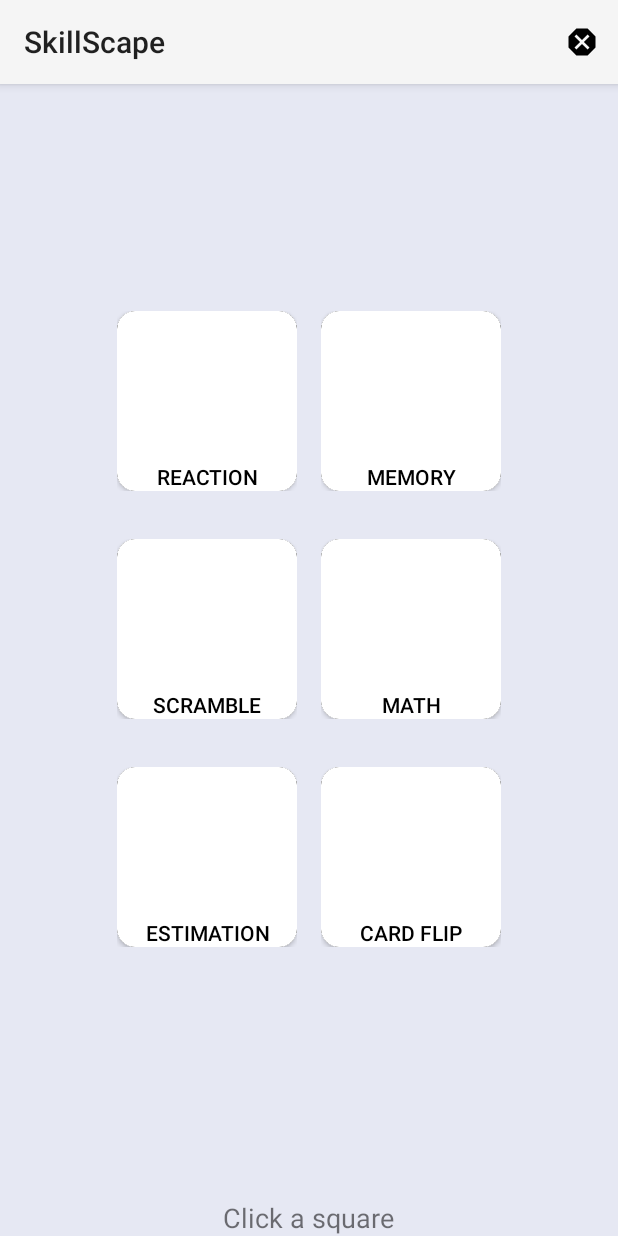
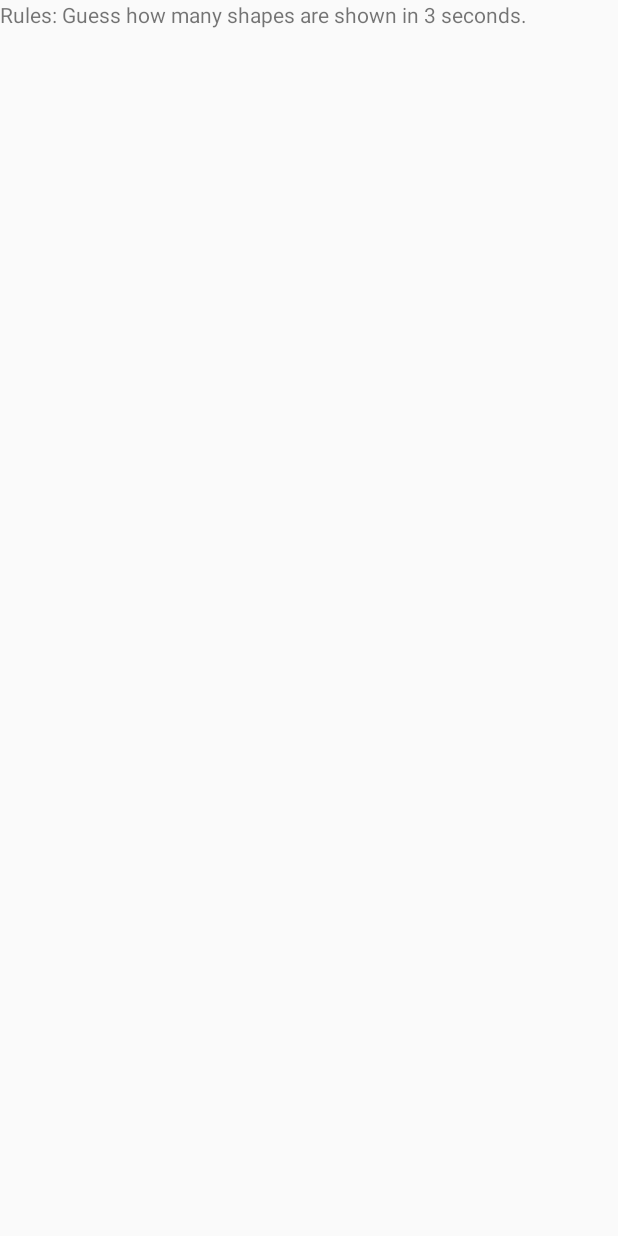
Before and after one commit to joshuaj0421/SkillScape, an Android app built with Jetpack Compose: the screen it shows after launch once a user with an empty profile is signed in (GamePickerActivity before the commit, EstimationGameActivity after it), after a tap on "ESTIMATION", on a phone screen of 412 x 824 dp. Run offline under Robolectric (Android 15) with nearby library versions, the light colour scheme and no system bars; our stand-ins replace Firebase (no records; nobody signed in at launch, a user with empty details on screens opened directly).

Commit message:
Estimation Game Activity

```diff
--- a/app/src/main/AndroidManifest.xml
+++ b/app/src/main/AndroidManifest.xml
@@ -41,6 +41,10 @@
             android:name=".MemorySequenceActivity"
             android:theme="@style/Theme.SkillScape">
         </activity>
+        <activity
+            android:name=".EstimationGameActivity"
+            android:theme="@style/Theme.SkillScape">
+        </activity>
     </application>
 
 </manifest>
--- /dev/null
+++ b/app/src/main/java/edu/uark/joshuaj/skillscape/EstimationGameActivity.kt
@@ -0,0 +1,220 @@
+package edu.uark.joshuaj.skillscape
+
+import android.os.Bundle
+import android.os.CountDownTimer
+import android.widget.*
+import androidx.appcompat.app.AlertDialog
+import androidx.appcompat.app.AppCompatActivity
+import kotlin.random.Random
+
+class EstimationGameActivity : AppCompatActivity() {
+
+    private lateinit var shapesContainer: FrameLayout
+    private lateinit var questionTextView: TextView
+    private lateinit var answerEditText: EditText
+    private lateinit var submitButton: Button
+    private lateinit var rulesTextView: TextView
+    private var targetShapeCount = 0
+
+    private var totalShapes = 0
+    private var targetShape: String = ""
+    private var isGameOver = false
+    private var currentRound = 1
+    private val totalRounds = 3
+    private var score = 0
+
+    override fun onCreate(savedInstanceState: Bundle?) {
+        super.onCreate(savedInstanceState)
+        setContentView(R.layout.activity_estimation_game)
+
+        shapesContainer = findViewById(R.id.shapesContainer)
+        questionTextView = findViewById(R.id.questionTextView)
+        answerEditText = findViewById(R.id.answerEditText)
+        submitButton = findViewById(R.id.submitButton)
+        rulesTextView = findViewById(R.id.rulesTextView)
+
+        showRulesPopup()
+
+        submitButton.setOnClickListener {
+            val userAnswer = answerEditText.text.toString()
+            if (userAnswer.isNotEmpty()) {
+                val userGuess = userAnswer.toInt()
+                val difference = kotlin.math.abs(userGuess - targetShapeCount) // Calculate the difference
+                val pointsAwarded = kotlin.math.max(10 - (difference * 2), 0) // Deduct 2 points per difference, min 0
+
+                // Update the total score
+                score += pointsAwarded
+
+                // Show a popup with the result
+                AlertDialog.Builder(this)
+                    .setTitle("Your Guess")
+                    .setMessage("You guessed $userGuess.\nThe correct answer was $targetShapeCount.\nYou earned $pointsAwarded points!")
+                    .setPositiveButton("OK") { dialog, _ ->
+                        // Clear input and hide UI elements
+                        answerEditText.text.clear()
+                        questionTextView.visibility = TextView.GONE
+                        answerEditText.visibility = EditText.GONE
+                        submitButton.visibility = Button.GONE
+
+                        // Check if there are more rounds or end the game
+                        if (currentRound < totalRounds) {
+                            currentRound++
+                            startGame()
+                        } else {
+                            showGameOverDialog()
+                        }
+
+                        dialog.dismiss() // Close the dialog
+                    }
+                    .setCancelable(false)
+                    .show()
+            }
+        }
+    }
+
+    private fun showRulesPopup() {
+        rulesTextView.visibility = TextView.VISIBLE
+
+        AlertDialog.Builder(this)
+            .setTitle("Game Rules")
+            .setMessage(
+                "A random number of shapes will appear for 3 seconds. Guess how many of a specific shape were displayed.\n\n" +
+                        "Scoring:\n" +
+                        "- Correct answer: 10 points\n" +
+                        "- 1 away: 8 points\n" +
+                        "- 2 away: 6 points\n" +
+                        "- 3 away: 4 points\n" +
+                        "- 4 away: 2 points\n" +
+                        "- More than 4 away: 0 points\n\n" +
+                        "You will play $totalRounds rounds. Try to get the highest score possible!"
+            )
+            .setPositiveButton("Start Game") { _, _ ->
+                rulesTextView.visibility = TextView.GONE
+                startGame()
+            }
+            .setCancelable(false)
+            .show()
+    }
+
+    private fun startGame() {
+        if (isGameOver) return
+
+        val numberOfShapes = Random.nextInt(14, 25)
+        totalShapes = numberOfShapes
+        targetShape = listOf("circle", "square", "triangle").random()
+
+        generateShapes(numberOfShapes)
+
+        object : CountDownTimer(3000, 1000) {
+            override fun onTick(millisUntilFinished: Long) {}
+            override fun onFinish() {
+                shapesContainer.removeAllViews()
+                questionTextView.text = "How many $targetShape(s) were on the screen?"
+                questionTextView.visibility = TextView.VISIBLE
+                answerEditText.visibility = EditText.VISIBLE
+                submitButton.visibility = Button.VISIBLE
+            }
+        }.start()
+    }
+
+    private fun generateShapes(numberOfShapes: Int) {
+        shapesContainer.removeAllViews()
+
+        val placedShapes = mutableListOf<Pair<Int, Int>>() // List to track the positions of shapes
+        targetShapeCount = 0 // Reset target shape count
+
+        for (i in 0 until numberOfShapes) {
+            val shapeType = listOf("circle", "square", "triangle").random()
+            val shapeView = when (shapeType) {
+                "circle" -> createCircle()
+                "square" -> createSquare()
+                "triangle" -> createTriangle()
+                else -> createCircle()
+            }
+
+            if (shapeType == targetShape) {
+                targetShapeCount++ // Increment if it matches the target shape
+            }
+
+            var xPos: Int
+            var yPos: Int
+            var tries = 0
+
+            do {
+                xPos = Random.nextInt(0, shapesContainer.width - 100)
+                yPos = Random.nextInt(0, shapesContainer.height - 100)
+                tries++
+            } while (overlapsWithExistingShapes(xPos, yPos, placedShapes) && tries < 100)
+
+            if (tries == 100) {
+                // Break the loop to avoid infinite attempts in small spaces
+                break
+            }
+
+            placedShapes.add(Pair(xPos, yPos)) // Save the new shape's position
+
+            val params = FrameLayout.LayoutParams(100, 100).apply {
+                leftMargin = xPos
+                topMargin = yPos
+            }
+            shapeView.layoutParams = params
+
+            shapesContainer.addView(shapeView)
+        }
+    }
+
+    private fun overlapsWithExistingShapes(x: Int, y: Int, placedShapes: List<Pair<Int, Int>>): Boolean {
+        val shapeSize = 100 // Assuming shapes are 100x100
+        for ((existingX, existingY) in placedShapes) {
+            if (x < existingX + shapeSize &&
+                x + shapeSize > existingX &&
+                y < existingY + shapeSize &&
+                y + shapeSize > existingY
+            ) {
+                return true
+            }
+        }
+        return false
+    }
+
+    private fun createCircle(): ImageView {
+        val circle = ImageView(this)
+        circle.setImageResource(R.drawable.circle_shape)
+        return circle
+    }
+
+    private fun createSquare(): ImageView {
+        val square = ImageView(this)
+        square.setImageResource(R.drawable.square_shape)
+        return square
+    }
+
+    private fun createTriangle(): ImageView {
+        val triangle = ImageView(this)
+        triangle.setImageResource(R.drawable.triangle_shape)
+        return triangle
+    }
+
+    private fun showGameOverDialog() {
+        isGameOver = true
+
+        AlertDialog.Builder(this)
+            .setTitle("Game Over")
+            .setMessage("Your total score is $score points!")
+            .setPositiveButton("Play Again") { _, _ ->
+                restartGame()
+            }
+            .setNegativeButton("Exit") { _, _ ->
+                finish()
+            }
+            .setCancelable(false)
+            .show()
+    }
+
+    private fun restartGame() {
+        isGameOver = false
+        currentRound = 1
+        score = 0
+        startGame()
+    }
+}
--- a/app/src/main/java/edu/uark/joshuaj/skillscape/GamePickerActivity.kt
+++ b/app/src/main/java/edu/uark/joshuaj/skillscape/GamePickerActivity.kt
@@ -53,8 +53,11 @@ class GamePickerActivity : AppCompatActivity() {
             startActivity(intent)
         }
         square5.setOnClickListener {
+            val intent = Intent(this, EstimationGameActivity::class.java)
+            startActivity(intent)
         }
         square6.setOnClickListener {
+
         }
     }
 
--- /dev/null
+++ b/app/src/main/res/drawable/circle_shape.xml
@@ -0,0 +1,4 @@
+<shape xmlns:android="http://schemas.android.com/apk/res/android">
+    <solid android:color="#FF0000"/>
+    <corners android:radius="1in"/>
+</shape>
--- /dev/null
+++ b/app/src/main/res/drawable/square_shape.xml
@@ -0,0 +1,3 @@
+<shape xmlns:android="http://schemas.android.com/apk/res/android">
+    <solid android:color="#00FF00"/>
+</shape>
--- /dev/null
+++ b/app/src/main/res/drawable/triangle_shape.xml
@@ -0,0 +1,11 @@
+<?xml version="1.0" encoding="utf-8"?>
+<vector xmlns:android="http://schemas.android.com/apk/res/android"
+    android:width="100dp"
+    android:height="100dp"
+    android:viewportWidth="100"
+    android:viewportHeight="100">
+
+    <path
+        android:fillColor="@color/teal_200"
+        android:pathData="M50,0 L100,100 L0,100 Z" />
+</vector>
--- /dev/null
+++ b/app/src/main/res/layout/activity_estimation_game.xml
@@ -0,0 +1,52 @@
+<?xml version="1.0" encoding="utf-8"?>
+<RelativeLayout xmlns:android="http://schemas.android.com/apk/res/android"
+    android:layout_width="match_parent"
+    android:layout_height="match_parent">
+
+    <!-- Popup Rule dialog view -->
+    <TextView
+        android:id="@+id/rulesTextView"
+        android:layout_width="wrap_content"
+        android:layout_height="wrap_content"
+        android:text="Rules: Guess how many shapes are shown in 3 seconds."
+        android:visibility="gone" />
+
+    <!-- Container for dynamic shapes -->
+    <FrameLayout
+        android:id="@+id/shapesContainer"
+        android:layout_width="match_parent"
+        android:layout_height="match_parent"
+        android:layout_below="@id/rulesTextView">
+    </FrameLayout>
+
+    <!-- Question text -->
+    <TextView
+        android:id="@+id/questionTextView"
+        android:layout_width="wrap_content"
+        android:layout_height="wrap_content"
+        android:text="How many ____ were on the screen?"
+        android:layout_centerHorizontal="true"
+        android:layout_marginTop="150dp"
+        android:visibility="gone"/>
+
+    <!-- User input for answer -->
+    <EditText
+        android:id="@+id/answerEditText"
+        android:layout_width="wrap_content"
+        android:layout_height="wrap_content"
+        android:hint="Enter number"
+        android:layout_below="@id/questionTextView"
+        android:layout_centerHorizontal="true"
+        android:visibility="gone"/>
+
+    <!-- Submit button -->
+    <Button
+        android:id="@+id/submitButton"
+        android:layout_width="wrap_content"
+        android:layout_height="wrap_content"
+        android:text="Submit"
+        android:layout_below="@id/answerEditText"
+        android:layout_centerHorizontal="true"
+        android:visibility="gone"/>
+
+</RelativeLayout>
```
